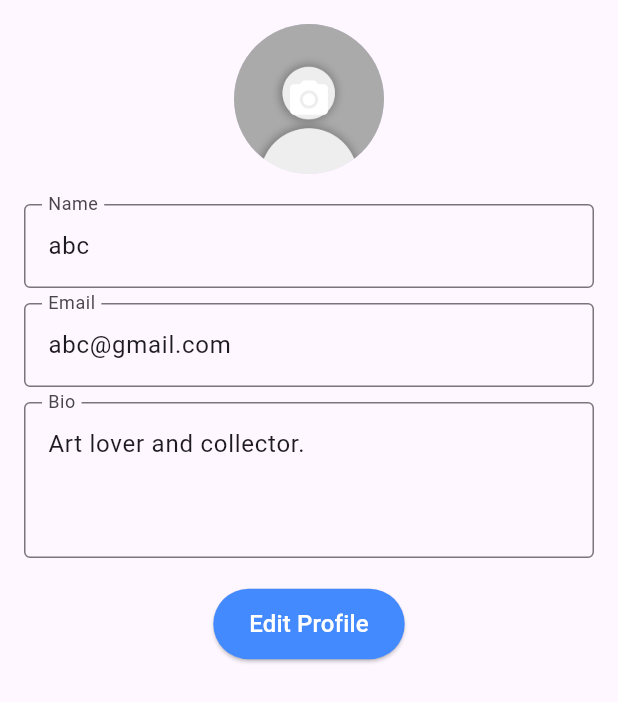
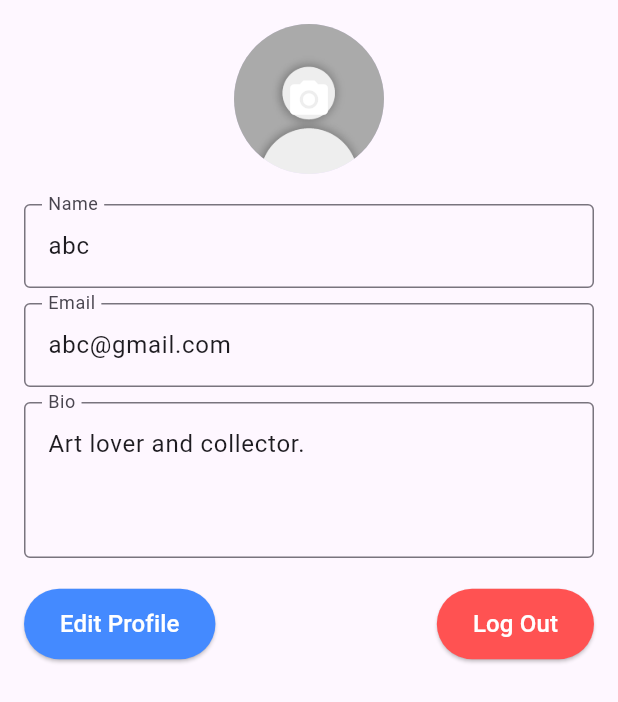
Before and after one commit to kunal-gangani/Artex_Back_Up, a Flutter app: the UserProfilePage screen opened directly, on a phone screen of 412 x 824 dp. Shown: the top 702 px of the screen. Run offline on Flutter 3.47's test engine with Material 3 defaults, Android fonts, the phone set to English and light mode, and no system bars; drawn by our look-alikes of toastification; our stand-ins replace carousel_slider, cloud_firestore, firebase_auth, firebase_core, flutter_rating_bar, flutter_screenutil and 4 more; missing offline and left inert: flexify; accounts and stored records are empty.

Commit message:
18-10-2024

```diff
--- a/lib/views/HomePage/home_page.dart
+++ b/lib/views/HomePage/home_page.dart
@@ -30,7 +30,7 @@ class _HomePageState extends State<HomePage> {
   List<Widget> allPages = [
     const HomePageComponent(),
     const BidsPlacedPage(),
-    ArtReviewsPage(),
+    const ArtReviewsPage(),
     const UserProfilePage(),
   ];
 
--- a/lib/views/RegisterPage/register_page.dart
+++ b/lib/views/RegisterPage/register_page.dart
@@ -3,6 +3,7 @@ import 'package:flutter/material.dart';
 import 'package:flutter_screenutil/flutter_screenutil.dart';
 import 'package:minor_project/helper/auth_helper.dart';
 import 'package:minor_project/model/user_data_model.dart';
+import 'package:minor_project/views/HomePage/home_page.dart';
 import 'package:minor_project/views/LoginPage/login_page.dart';
 import 'package:minor_project/views/OTPVerificationPage/otp_verification_page.dart';
 
@@ -252,10 +253,7 @@ class _RegisterPageState extends State<RegisterPage> {
                               )
                                   .then((value) {
                                 Flexify.goRemove(
-                                  OTPVerificationPage(
-                                    phoneNumber: _phoneController.text,
-                                    countryCode: "+91",
-                                  ),
+                                  const HomePage(),
                                   animation: FlexifyRouteAnimations.blur,
                                   duration: Durations.medium1,
                                 );
--- a/lib/views/UserProfilePage/user_profile_page.dart
+++ b/lib/views/UserProfilePage/user_profile_page.dart
@@ -71,6 +71,36 @@ class _UserProfilePageState extends State<UserProfilePage> {
     }
   }
 
+  // Function to handle user logout
+  void handleLogout() {
+    showDialog(
+      context: context,
+      builder: (context) => AlertDialog(
+        title: const Text('Confirm Logout'),
+        content: const Text(
+            'Do you really wish to log out of your account? This action will end your current session.'),
+        actions: [
+          TextButton(
+            onPressed: () => Navigator.of(context).pop(), // Cancel action
+            child: const Text('Dismiss'),
+          ),
+          TextButton(
+            onPressed: () {
+              // Implement your logout functionality here.
+              Navigator.of(context).pop(); // Close the dialog
+              ScaffoldMessenger.of(context).showSnackBar(
+                const SnackBar(
+                    content: Text("You have been logged out successfully.")),
+              );
+              // Additional logout logic can be added here if needed, such as redirecting to the login screen.
+            },
+            child: const Text('Log Out'),
+          ),
+        ],
+      ),
+    );
+  }
+
   @override
   Widget build(BuildContext context) {
     return Scaffold(
@@ -87,7 +117,11 @@ class _UserProfilePageState extends State<UserProfilePage> {
                   child: CircleAvatar(
                     radius: 50.w,
                     backgroundImage: imagePath.isNotEmpty
-                        ? FileImage(File(imagePath))
+                        ? FileImage(
+                            File(
+                              imagePath,
+                            ),
+                          )
                         : const AssetImage(
                             'assets/default_avatar.jpg',
                           ) as ImageProvider,
@@ -161,8 +195,10 @@ class _UserProfilePageState extends State<UserProfilePage> {
                 SizedBox(
                   height: 20.h,
                 ),
-                Center(
-                  child: ElevatedButton(
+                Row(
+                  mainAxisAlignment: MainAxisAlignment.spaceBetween,
+                  children: [
+                    ElevatedButton(
                       onPressed: () {
                         setState(() {
                           if (isEditing) {
@@ -190,7 +226,33 @@ class _UserProfilePageState extends State<UserProfilePage> {
                         ),
                       ),
                     ),
+                    SizedBox(
+                      width: 20.w,
                     ),
+                    ElevatedButton(
+                      onPressed: handleLogout, // Call the logout function
+                      style: ElevatedButton.styleFrom(
+                        padding: EdgeInsets.symmetric(
+                          vertical: 12.h,
+                          horizontal: 24.w,
+                        ),
+                        shape: RoundedRectangleBorder(
+                          borderRadius: BorderRadius.circular(30.r),
+                        ),
+                        backgroundColor: Colors.redAccent,
+                      ),
+                      child: Text(
+                        "Log Out",
+                        style: TextStyle(
+                          fontSize: 16.sp,
+                          color: Colors.white,
+                        ),
+                      ),
+                    ),
+                  ],
+                ),
+
+                // Log Out button
               ],
             ),
           ),
```
Also changed, not shown: lib/main.dart (+8 -3 lines), lib/views/HomePage/assets/widgets/listview_container.dart (+46 -7 lines), lib/views/HomePage/components/home_page.dart (+1 -17 lines), pubspec.lock. Lines whose indentation alone changed are shown as unchanged.
